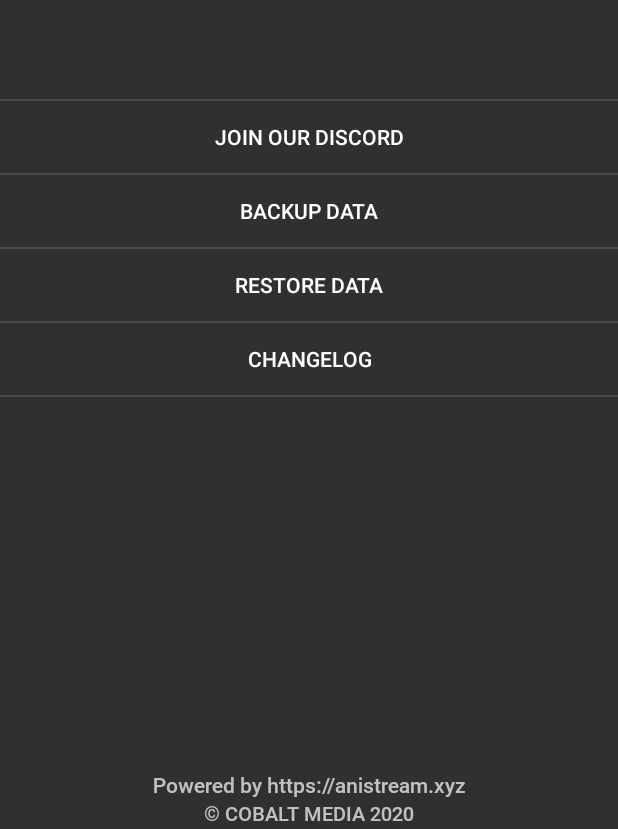
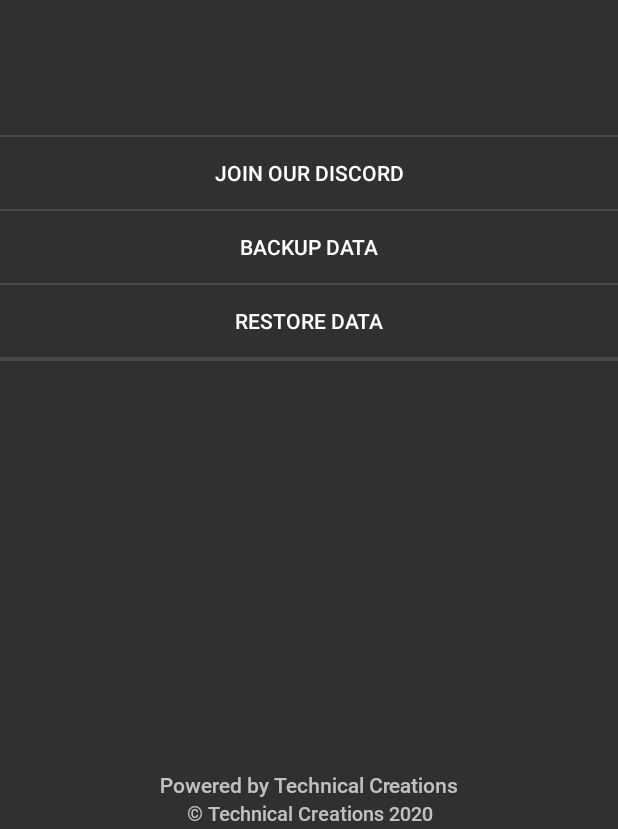
Before and after one commit to jasbin/animewatch, an Android app: the Settings screen opened directly, with no data from a screen before it, after a tap on "JOIN OUR DISCORD", on a phone screen of 412 x 824 dp, the part 407-1236 px from its top. Run offline under Robolectric (Android 15) with nearby library versions, the phone set to English and light mode, and no system bars; libraries missing offline, so code that uses them is left out: io.realm, io.realm.internal.

```diff
--- a/app/src/main/java/com/animewatch/anime/Settings.java
+++ b/app/src/main/java/com/animewatch/anime/Settings.java
@@ -98,7 +98,7 @@ public class Settings extends AppCompatActivity {
 
     }
 
-    public void discord (View view) { discordurl ( "https://discord.gg/z9HSVvD"); }
+    public void discord (View view) { discordurl ( "https://discord.gg/WtF3xZ"); }
 
     private void discordurl (String url) {
         Uri uriUrl = Uri.parse(url);
@@ -106,7 +106,7 @@ public class Settings extends AppCompatActivity {
         startActivity(launchBrowser);
     }
 
-    public void changes (View view) { changeurl ( "https://cobaltmedia.xyz/changelog"); }
+    public void changes (View view) { changeurl ( "http://animewatch.ml"); }
 
     private void changeurl (String url) {
         Uri uriUrl = Uri.parse(url);
--- a/app/src/main/res/layout/settings.xml
+++ b/app/src/main/res/layout/settings.xml
@@ -72,15 +72,15 @@
                 android:text="Restore Data"
                 android:textColor="#FFFFFF"/>
         <View style="@style/Divider"/>
-        <Button
-                android:id="@+id/buttonchangelog"
-                android:layout_width="fill_parent"
-                android:layout_height="wrap_content"
-                android:layout_gravity="center_horizontal"
-                android:onClick="changes"
-                android:background="@android:color/transparent"
-                android:text="Changelog"
-                android:textColor="#FFFFFF"/>
+<!--        <Button-->
+<!--                android:id="@+id/buttonchangelog"-->
+<!--                android:layout_width="fill_parent"-->
+<!--                android:layout_height="wrap_content"-->
+<!--                android:layout_gravity="center_horizontal"-->
+<!--                android:onClick="changes"-->
+<!--                android:background="@android:color/transparent"-->
+<!--                android:text="Changelog"-->
+<!--                android:textColor="#FFFFFF"/>-->
         <View style="@style/Divider"/>
     </LinearLayout>
     <LinearLayout
@@ -94,7 +94,7 @@
         android:layout_width="match_parent"
         android:layout_height="wrap_content"
         android:fontFamily="@font/medium"
-        android:text="Powered by https://anistream.xyz"
+        android:text="@string/poweredby"
         android:textAlignment="center"
         android:textSize="14sp" />
 
@@ -103,7 +103,7 @@
         android:layout_width="match_parent"
         android:layout_height="20dp"
         android:fontFamily="@font/medium"
-        android:text="© COBALT MEDIA 2020"
+        android:text="@string/copyright"
         android:textAlignment="center"
         android:textSize="13sp" />
     </LinearLayout>
--- a/app/src/main/res/menu/drawer.xml
+++ b/app/src/main/res/menu/drawer.xml
@@ -23,8 +23,8 @@
     <item
         android:id="@+id/settings"
         android:title="Settings"/>
-    <item
-            android:id="@+id/donate"
-            android:title="Donate"/>
+<!--    <item-->
+<!--            android:id="@+id/donate"-->
+<!--            android:title="Donate"/>-->
 
 </menu>
--- a/app/src/main/res/values/strings.xml
+++ b/app/src/main/res/values/strings.xml
@@ -10,7 +10,8 @@
     <string name="plot_summary">Plot Summary: </string>
     <string name="exo_controls_settings_description">Settings</string>
     <string name="about">AnimeWatch is an anime streaming app that allows users to stream anime with absolutely free. Our app has a huge selection of anime. Stay entertained.</string>
-
+    <string name="poweredby">Powered by Technical Creations</string>
+    <string name="copyright">© Technical Creations 2020</string>
     <string name="app_id">ca-app-pub-6123177725639319~1264848855</string>
     <string name="banner_ad_unit_id">ca-app-pub-3940256099942544/6300978111</string>
     <string name="interstitial_ad_unit_id">ca-app-pub-3940256099942544/1033173712</string>
```
Also changed, not shown: app/src/main/java/com/animewatch/anime/MainActivity.java (+11 -10 lines), app/src/main/java/com/animewatch/anime/helper/Utilis.java (+0 -33 lines).
